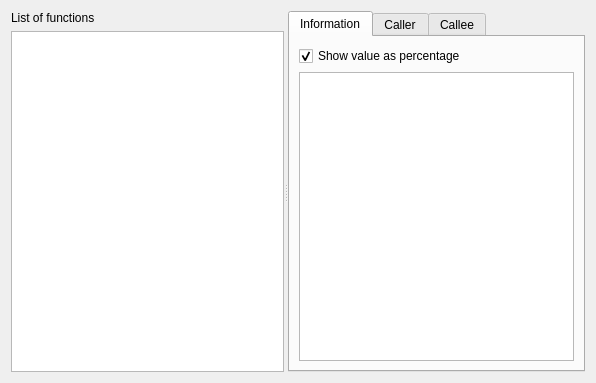
Old version of the form tools/callgrind/view.ui in the repository KDE/kdev-valgrind.
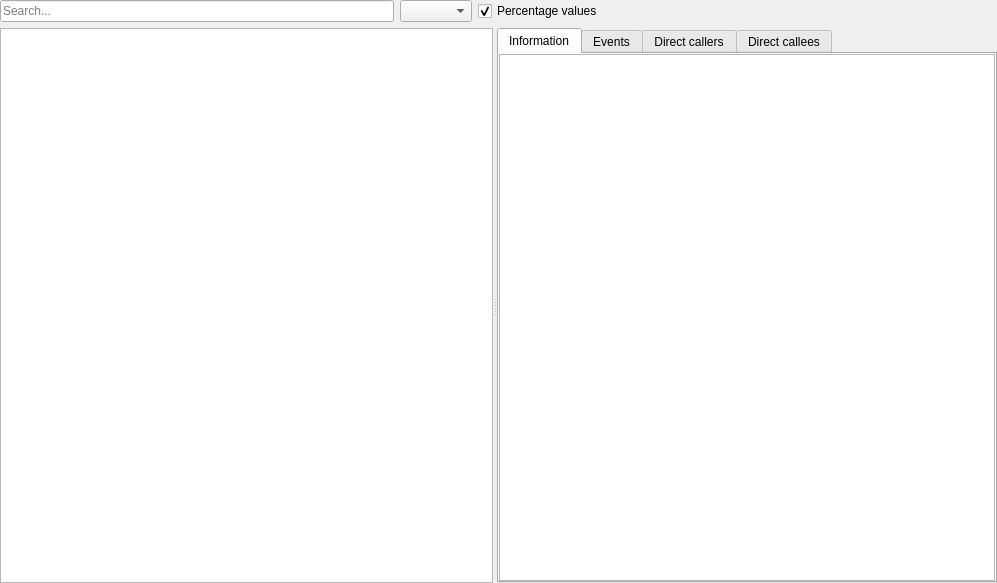
New version of the form. The open tabs and pages were chosen to show the change.

```diff
--- a/tools/callgrind/view.ui
+++ b/tools/callgrind/view.ui
@@ -6,8 +6,8 @@
    <rect>
     <x>0</x>
     <y>0</y>
-    <width>596</width>
-    <height>383</height>
+    <width>997</width>
+    <height>583</height>
    </rect>
   </property>
   <property name="sizePolicy">
@@ -23,36 +23,79 @@
    <enum>Qt::LeftToRight</enum>
   </property>
   <layout class="QVBoxLayout" name="verticalLayout_2">
+   <property name="leftMargin">
+    <number>0</number>
+   </property>
+   <property name="topMargin">
+    <number>0</number>
+   </property>
+   <property name="rightMargin">
+    <number>0</number>
+   </property>
+   <property name="bottomMargin">
+    <number>0</number>
+   </property>
+   <item>
+    <layout class="QHBoxLayout" name="horizontalLayout_2">
+     <item>
+      <widget class="QLineEdit" name="searchEdit">
+       <property name="placeholderText">
+        <string>Search...</string>
+       </property>
+       <property name="clearButtonEnabled">
+        <bool>true</bool>
+       </property>
+      </widget>
+     </item>
+     <item>
+      <widget class="QComboBox" name="eventTypes"/>
+     </item>
+     <item>
+      <widget class="QCheckBox" name="percenageValues">
+       <property name="text">
+        <string>Percentage values</string>
+       </property>
+       <property name="checked">
+        <bool>true</bool>
+       </property>
+      </widget>
+     </item>
+     <item>
+      <spacer name="horizontalSpacer">
+       <property name="orientation">
+        <enum>Qt::Horizontal</enum>
+       </property>
+       <property name="sizeHint" stdset="0">
+        <size>
+         <width>40</width>
+         <height>20</height>
+        </size>
+       </property>
+      </spacer>
+     </item>
+    </layout>
+   </item>
    <item>
     <widget class="QSplitter" name="splitter">
+     <property name="sizePolicy">
+      <sizepolicy hsizetype="Expanding" vsizetype="Expanding">
+       <horstretch>0</horstretch>
+       <verstretch>0</verstretch>
+      </sizepolicy>
+     </property>
      <property name="orientation">
       <enum>Qt::Horizontal</enum>
      </property>
-     <property name="childrenCollapsible">
+     <widget class="QTreeView" name="functionsView">
+      <property name="rootIsDecorated">
       <bool>false</bool>
      </property>
-     <widget class="QWidget" name="">
-      <layout class="QVBoxLayout" name="FunctionListVLayout">
-       <item>
-        <widget class="QLabel" name="label">
-         <property name="text">
-          <string>List of functions</string>
-         </property>
-        </widget>
-       </item>
-       <item>
-        <widget class="QTreeView" name="FunctionsTreeView"/>
-       </item>
-      </layout>
-     </widget>
-     <widget class="QWidget" name="">
-      <layout class="QVBoxLayout" name="QTabVLayout">
-       <item>
+     </widget>
         <widget class="QTabWidget" name="tabWidget">
          <property name="currentIndex">
-          <number>0</number>
-         </property>
-         <widget class="QWidget" name="Informations">
+       <number>1</number>
+      </property>
+      <widget class="QWidget" name="information">
           <property name="sizePolicy">
            <sizepolicy hsizetype="Expanding" vsizetype="Expanding">
             <horstretch>0</horstretch>
@@ -63,23 +106,28 @@
            <string>Information</string>
           </attribute>
           <layout class="QHBoxLayout" name="horizontalLayout">
+        <property name="leftMargin">
+         <number>0</number>
+        </property>
+        <property name="topMargin">
+         <number>0</number>
+        </property>
+        <property name="rightMargin">
+         <number>0</number>
+        </property>
+        <property name="bottomMargin">
+         <number>0</number>
+        </property>
            <item>
             <layout class="QVBoxLayout" name="verticalLayout">
              <item>
-              <widget class="QCheckBox" name="percentInformationEnabled">
-               <property name="text">
-                <string>Show value as percentage</string>
-               </property>
-               <property name="checked">
-                <bool>true</bool>
-               </property>
-              </widget>
-             </item>
-             <item>
-              <widget class="QTreeView" name="InformationsListView">
+           <widget class="QTreeView" name="informationView">
                <property name="editTriggers">
                 <set>QAbstractItemView::NoEditTriggers</set>
                </property>
+            <property name="rootIsDecorated">
+             <bool>false</bool>
+            </property>
                <property name="headerHidden">
                 <bool>true</bool>
                </property>
@@ -89,16 +137,57 @@
            </item>
           </layout>
          </widget>
-         <widget class="QWidget" name="Caller">
+      <widget class="QWidget" name="events">
           <attribute name="title">
-           <string>Caller</string>
+        <string>Events</string>
+       </attribute>
+       <layout class="QVBoxLayout" name="verticalLayout_4">
+        <property name="leftMargin">
+         <number>0</number>
+        </property>
+        <property name="topMargin">
+         <number>0</number>
+        </property>
+        <property name="rightMargin">
+         <number>0</number>
+        </property>
+        <property name="bottomMargin">
+         <number>0</number>
+        </property>
+        <item>
+         <widget class="QTreeView" name="eventsView">
+          <property name="rootIsDecorated">
+           <bool>false</bool>
+          </property>
+         </widget>
+        </item>
+       </layout>
+      </widget>
+      <widget class="QWidget" name="callers">
+       <attribute name="title">
+        <string>Direct callers</string>
           </attribute>
           <layout class="QHBoxLayout" name="horizontalLayout_3">
+        <property name="leftMargin">
+         <number>0</number>
+        </property>
+        <property name="topMargin">
+         <number>0</number>
+        </property>
+        <property name="rightMargin">
+         <number>0</number>
+        </property>
+        <property name="bottomMargin">
+         <number>0</number>
+        </property>
            <item>
-            <widget class="QTreeView" name="CallerListView">
+         <widget class="QTreeView" name="callersView">
              <property name="editTriggers">
               <set>QAbstractItemView::NoEditTriggers</set>
              </property>
+          <property name="rootIsDecorated">
+           <bool>false</bool>
+          </property>
              <property name="sortingEnabled">
               <bool>true</bool>
              </property>
@@ -106,16 +195,31 @@
            </item>
           </layout>
          </widget>
-         <widget class="QWidget" name="Callee">
+      <widget class="QWidget" name="callees">
           <attribute name="title">
-           <string>Callee</string>
+        <string>Direct callees</string>
           </attribute>
           <layout class="QHBoxLayout" name="horizontalLayout_4">
+        <property name="leftMargin">
+         <number>0</number>
+        </property>
+        <property name="topMargin">
+         <number>0</number>
+        </property>
+        <property name="rightMargin">
+         <number>0</number>
+        </property>
+        <property name="bottomMargin">
+         <number>0</number>
+        </property>
            <item>
-            <widget class="QTreeView" name="CalleeListView">
+         <widget class="QTreeView" name="calleesView">
              <property name="editTriggers">
               <set>QAbstractItemView::NoEditTriggers</set>
              </property>
+          <property name="rootIsDecorated">
+           <bool>false</bool>
+          </property>
              <property name="sortingEnabled">
               <bool>true</bool>
              </property>
@@ -124,10 +228,7 @@
           </layout>
          </widget>
         </widget>
-       </item>
-      </layout>
-     </widget>
-    </widget>
+    </widget>
    </item>
   </layout>
  </widget>
```
Left out of the diff: 11 changed lines with no effect on the pictures. Lines whose indentation alone changed are shown as unchanged.
